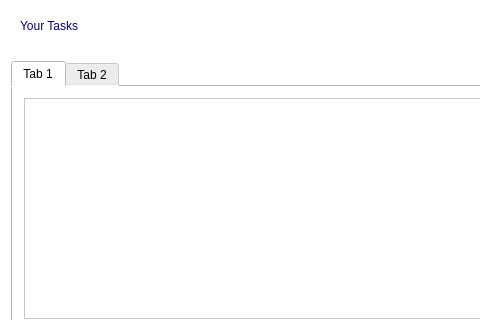
Qt form TimeWiseGUI/timewisegui.ui (terencelimzhengwei/cs2103jan2014-t17-3c) before a commit; both pictures show x 0 to 480 and y 0 to 320 of the 815 by 436 pixel window.
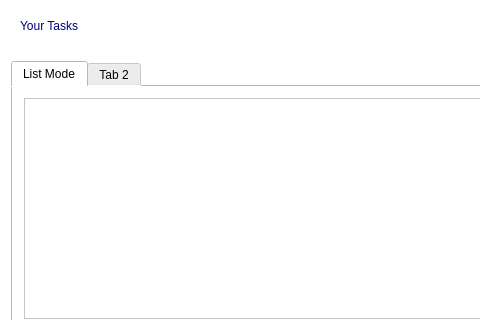
The same form after that commit. Icons and pictures are not drawn.

The edit to the form file:
```diff
--- a/TimeWiseGUI/timewisegui.ui
+++ b/TimeWiseGUI/timewisegui.ui
@@ -94,7 +94,7 @@
     </property>
     <widget class="QWidget" name="tab">
      <attribute name="title">
-      <string>Tab 1</string>
+      <string>List Mode</string>
      </attribute>
      <layout class="QVBoxLayout" name="verticalLayout_2">
       <item>
```
Left out of the diff: 2 changed lines with no effect on the pictures.
